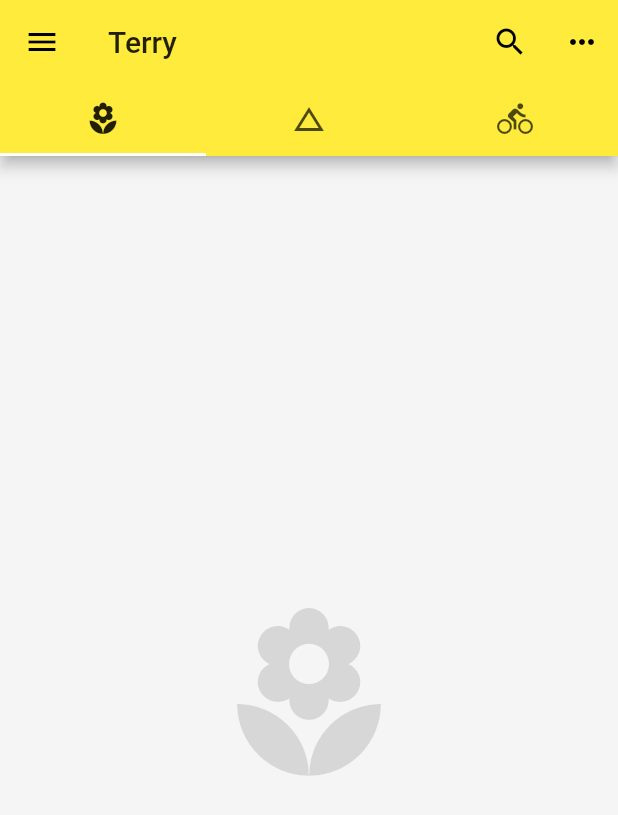
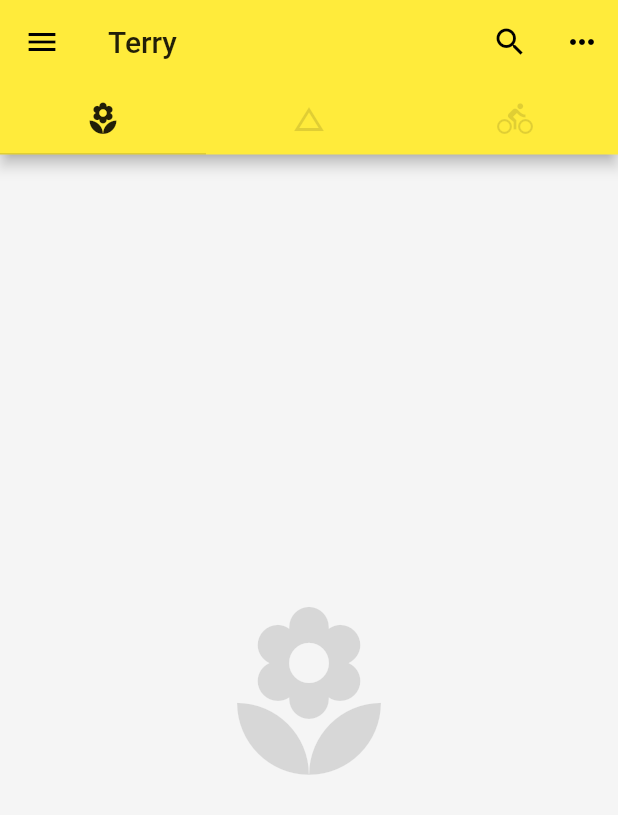
Before and after one commit to Victory886/flutter_test01, a Flutter app: the screen it shows after launch, on a phone screen of 412 x 824 dp. Shown: the top 815 px of the screen. Run offline on Flutter 3.47's test engine with Material 2 defaults, Android fonts, the phone set to English and light mode, and no system bars.

Commit message:
修改标签的选中样式

```diff
--- a/lib/main.dart
+++ b/lib/main.dart
@@ -13,6 +13,8 @@ class MyApp extends StatelessWidget {
       home: Home(),
       theme: ThemeData(
         primarySwatch: Colors.yellow,
+        highlightColor: Color.fromRGBO(255, 255, 255, 0.5),
+        splashColor: Colors.white70,
       ),
     );
   }
@@ -45,6 +47,9 @@ class Home extends StatelessWidget {
           onPressed: () => debugPrint('Navigration button is pressed.'),
         ),
         bottom: TabBar(
+          unselectedLabelColor: Colors.black12,
+          indicatorColor: Colors.black12,
+          indicatorWeight: 1.0,
           tabs: <Widget>[
             Tab(icon: Icon(Icons.local_florist)),
             Tab(icon: Icon(Icons.change_history)),
@@ -61,7 +66,6 @@ class Home extends StatelessWidget {
           Icon(Icons.local_florist,size: 128.0,color: Colors.black12),
           Icon(Icons.change_history,size: 128.0,color: Colors.black12),
           Icon(Icons.directions_bike,size: 128.0,color: Colors.black12),
-
         ],
       ),
       ),
```
